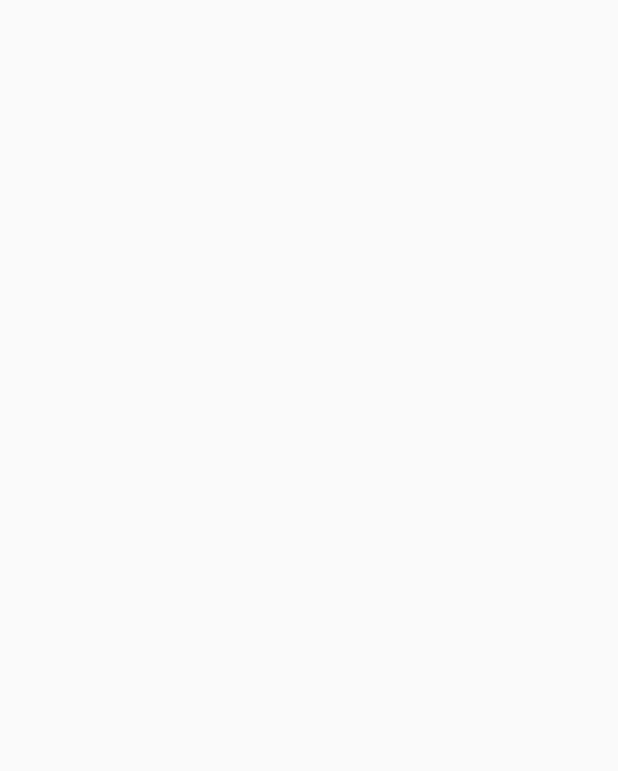
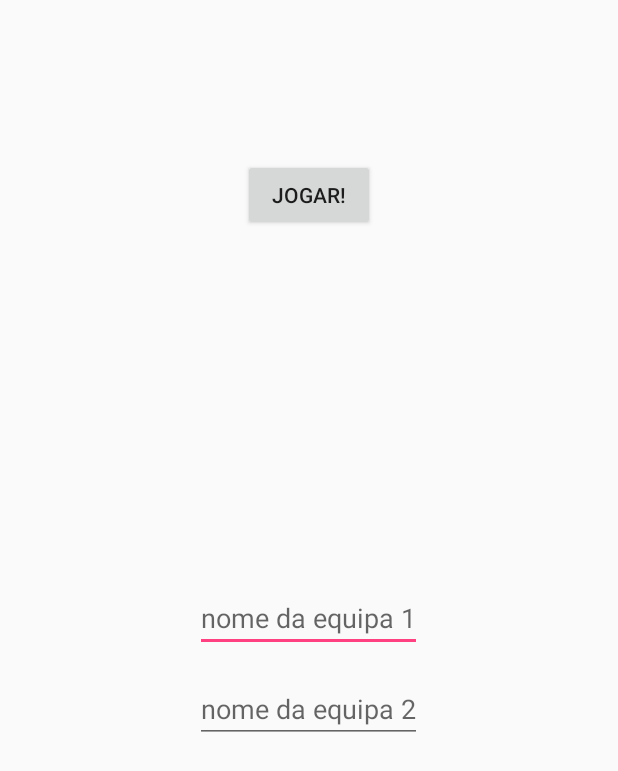
Before and after one commit to dashraven/ProjetoTaboo, an Android app: the GameSetupActivity screen opened directly, with no data from a screen before it, on a phone screen of 412 x 824 dp. Before the commit the part shown is empty. Shown: the top 771 px of the screen. Run offline under Robolectric (Android 15) with nearby library versions, the phone set to English and light mode, and no system bars; 2 statements that could not run were skipped.

Commit message:
Added Game Setup Activity
Added Screen to setup team names

```diff
--- a/app/src/main/java/com/dashraven/projetotaboo/GameSetupActivity.java
+++ b/app/src/main/java/com/dashraven/projetotaboo/GameSetupActivity.java
@@ -1,13 +1,60 @@
 package com.dashraven.projetotaboo;
 
+import android.content.Intent;
 import android.support.v7.app.AppCompatActivity;
 import android.os.Bundle;
+import android.view.View;
+import android.widget.Button;
+import android.widget.EditText;
+import android.widget.Toast;
+
+import java.util.ArrayList;
 
 public class GameSetupActivity extends AppCompatActivity {
+
+    EditText nome_equipa1;
+    EditText nome_equipa2;
+    Button startGameBtn;
+
+    public static Equipa equipa1;
+    public static Equipa equipa2;
+
+    public static ArrayList<equipa> equipas = new ArrayList<>();
+
 
     @Override
     protected void onCreate(Bundle savedInstanceState) {
         super.onCreate(savedInstanceState);
         setContentView(R.layout.activity_game_setup);
+
+        nome_equipa1 = (EditText) findViewById(R.id.nome_da_equipa1);
+        nome_equipa2 = (EditText) findViewById(R.id.nome_da_equipa2);
+
+        startGameBtn = (Button) findViewById(R.id.startGame);
+
+        equipa1 = null;
+        equipa2 = null;
+
+        startGameBtn.setOnClickListener(new View.OnClickListener() {
+            @Override
+            public void onClick(View v) {
+                if (equipa1 != null) {
+                equipa1 = new Equipa(nome_equipa1.getText().toString());
+                    equipas.add(Equipa);
+                }
+                if (equipa2 != null) {
+                    equipa2 = new Equipa(nome_equipa2.getText().toString());
+                    equipas.add(Equipa);
+                }
+                if (equipas.size != 2) {
+                    Toast.makeText(GameSetupActivity.this, "Só é possivel jogar depois de configurar as duas equipas! Verifique novamente", Toast.LENGTH_LONG).show();
+                } else {
+                    Intent playgame = new Intent(GameSetupActivity.this, PlayGame.class):
+                    startActivity(playgame);
+                    finish();
+
+                }
+            }
+        });
     }
 }
--- a/app/src/main/res/layout/activity_game_setup.xml
+++ b/app/src/main/res/layout/activity_game_setup.xml
@@ -9,4 +9,27 @@
     android:paddingTop="@dimen/activity_vertical_margin"
     tools:context="com.dashraven.projetotaboo.GameSetupActivity">
 
+    <EditText
+        android:layout_width="wrap_content"
+        android:layout_height="wrap_content"
+        android:hint="nome da equipa 1"
+        android:id="@+id/nome_da_equipa1"
+        android:layout_centerInParent="true" />
+    <EditText
+        android:layout_width="wrap_content"
+        android:layout_height="wrap_content"
+        android:hint="nome da equipa 2"
+        android:id="@+id/nome_da_equipa2"
+        android:layout_below="@id/nome_da_equipa1"
+        android:layout_centerHorizontal="true"
+        android:paddingTop="25dp" />
+
+    <Button
+        android:layout_width="wrap_content"
+        android:layout_height="wrap_content"
+        android:text="Jogar!"
+        android:id="@+id/startGame"
+        android:layout_marginTop="90dp"
+        android:layout_below="@+id/nome_equipa2"
+        android:layout_centerHorizontal="true" />
 </RelativeLayout>
```
Also changed, not shown: app/src/main/java/com/dashraven/projetotaboo/MainActivity.java (+11 -4 lines).
